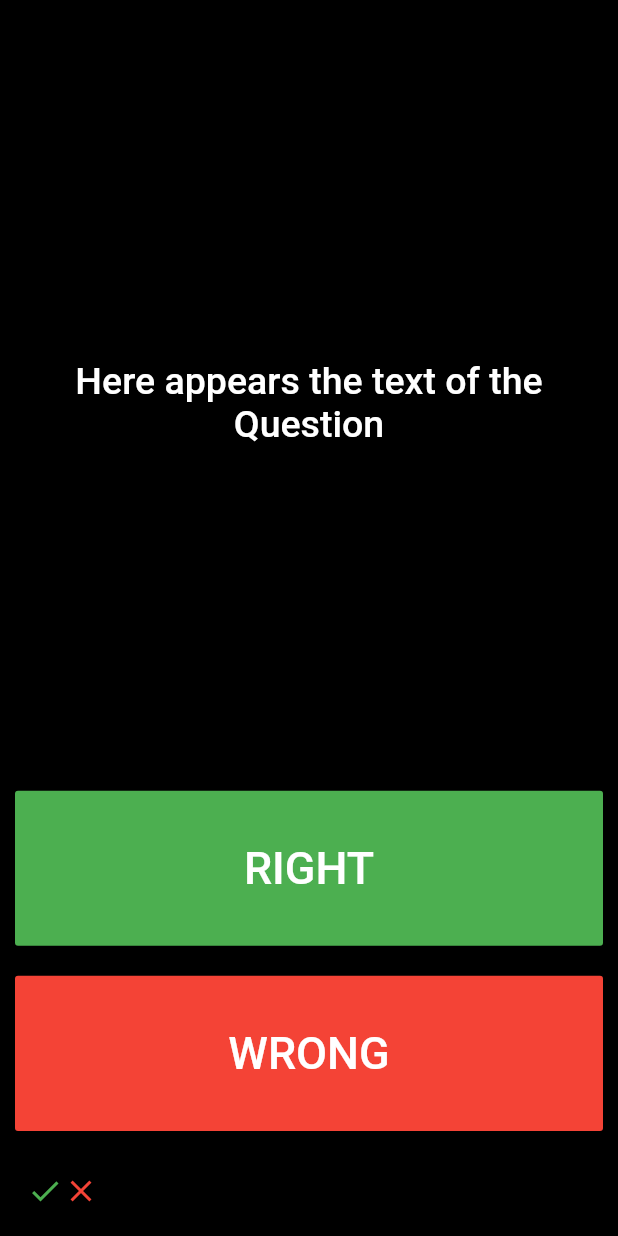
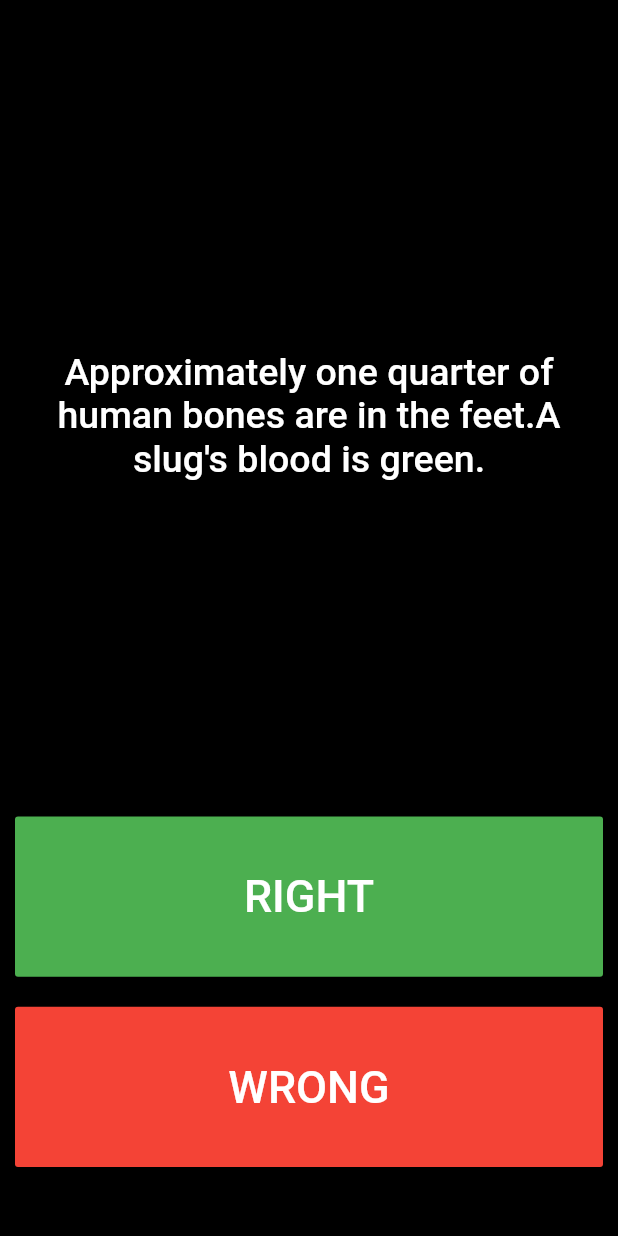
Before and after one commit to matatoMatata94/quizzly, a Flutter app: the screen it shows after launch, after a tap on "RIGHT", after a tap on "WRONG", on a phone screen of 412 x 824 dp. Run offline on Flutter 3.47's test engine with Material 2 defaults, Android fonts, the phone set to English and light mode, and no system bars.

Commit message:
Updated quizzler

```diff
--- a/lib/main.dart
+++ b/lib/main.dart
@@ -12,6 +12,14 @@ class Quizzly extends StatefulWidget {
 
 class _QuizzlyState extends State<Quizzly> {
   List<Icon> answers = [];
+  List<String> questions = [
+    'You can lead a cow down stairs but not up stairs.',
+    'Approximately one quarter of human bones are in the feet.'
+        'A slug\'s blood is green.'
+  ];
+  int questionNumber = 0;
+
+  void nextQuestion() => questionNumber++;
 
   @override
   Widget build(BuildContext context) {
@@ -31,7 +39,7 @@ class _QuizzlyState extends State<Quizzly> {
                     child: MaterialButton(
                       onPressed: () {},
                       child: Text(
-                        'Here appears the text of the Question',
+                        questions[questionNumber],
                         style: TextStyle(color: Colors.white, fontSize: 25),
                         textAlign: TextAlign.center,
                       ),
@@ -46,10 +54,9 @@ class _QuizzlyState extends State<Quizzly> {
                     color: Colors.green,
                     onPressed: () {
                       setState(() {
-                        answers.add(Icon(
-                          Icons.check,
-                          color: Colors.green,
-                        ));
+                        //TODO: Move to the next question on Tap
+                        nextQuestion();
+                        //TODO: Add a Tick/Cross depending on if answer is right
                       });
                     },
                     child: Text(
@@ -67,12 +74,8 @@ class _QuizzlyState extends State<Quizzly> {
                     color: Colors.red,
                     onPressed: () {
                       setState(() {
-                        answers.add(
-                          Icon(
-                            Icons.close,
-                            color: Colors.red,
-                          ),
-                        );
+                        //TODO: Move to the next question on Tap
+                        //TODO: Add a Tick/Cross depending on if answer is right
                       });
                     },
                     child: Text(
```
